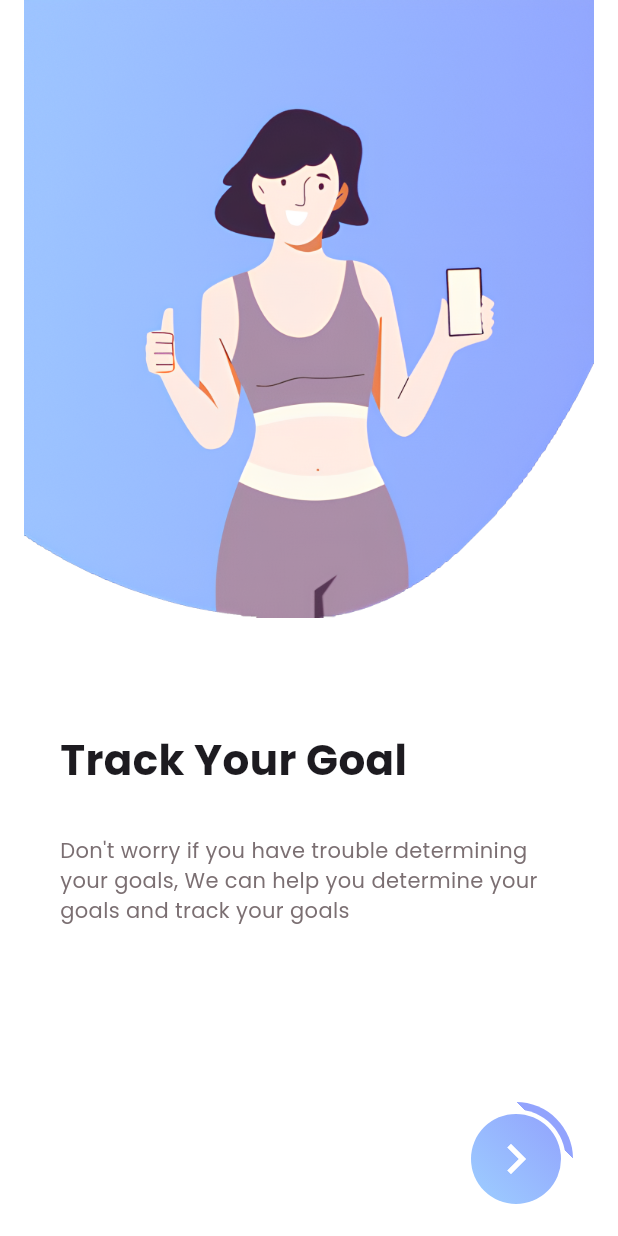
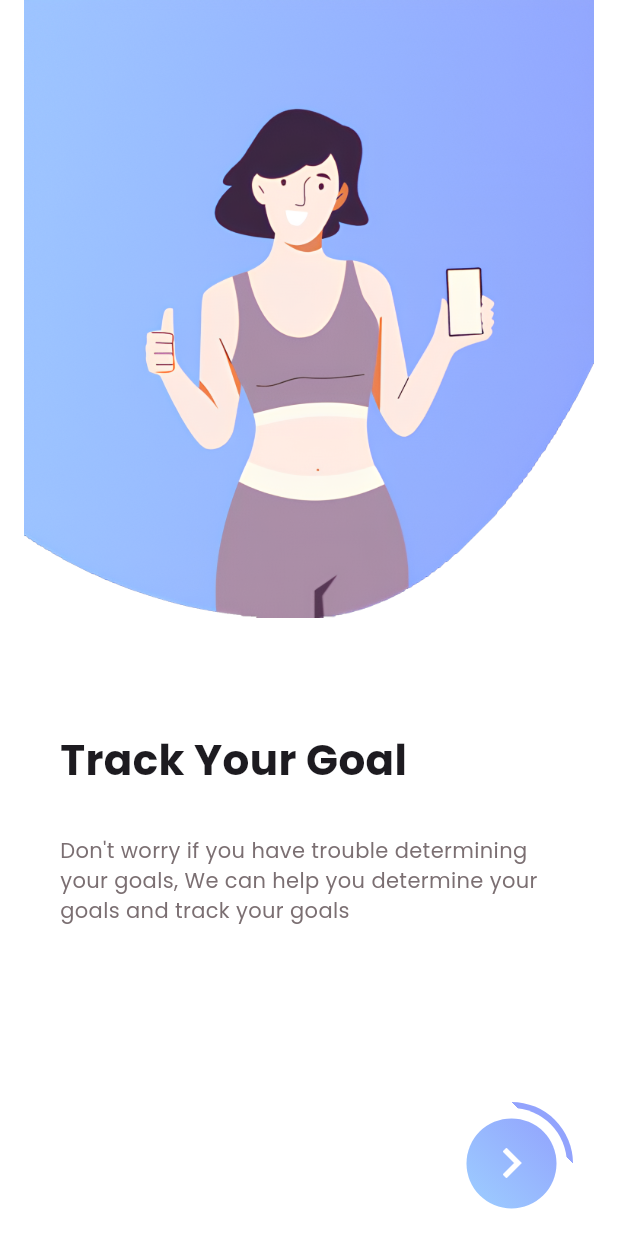
Before and after one commit to mmkocak/fitnesx_flutter, a Flutter app: the screen it shows after launch, on a phone screen of 412 x 824 dp. Run offline on Flutter 3.47's test engine with Material 3 defaults, Android fonts, the phone set to English and light mode, and no system bars.

Commit message:
custom fab hata düzeltmesi

```diff
--- a/lib/feature/screen/onboarding/onboarding_one_page.dart
+++ b/lib/feature/screen/onboarding/onboarding_one_page.dart
@@ -25,7 +25,7 @@ class _OnboardingOnePageState extends State<OnboardingOnePage> {
           ),
           SizedBox(height: MediaQuery.sizeOf(context).height / 11),
           const Padding(
-            padding:  EdgeInsets.only(left: 40, right: 40),
+            padding: EdgeInsets.only(left: 40, right: 40),
             child: Text(
               "Track Your Goal",
               style: TextStyle(
@@ -34,27 +34,37 @@ class _OnboardingOnePageState extends State<OnboardingOnePage> {
                   fontWeight: FontWeight.bold),
             ),
           ),
-          const  Padding(
-            padding:  EdgeInsets.only(left: 40, right: 40, top: 30),
+          const Padding(
+            padding: EdgeInsets.only(left: 40, right: 40, top: 30),
             child: Text(
               "Don't worry if you have trouble determining your goals, We can help you determine your goals and track your goals",
-              style: TextStyle(fontFamily: "Poppins", color: AppColors.gray_1, fontStyle: FontStyle.normal),
+              style: TextStyle(
+                  fontFamily: "Poppins",
+                  color: AppColors.gray_1,
+                  fontStyle: FontStyle.normal),
             ),
           ),
-           SizedBox(height: MediaQuery.sizeOf(context).height / 7,),
+          SizedBox(
+            height: MediaQuery.sizeOf(context).height / 7,
+          ),
           Row(
             mainAxisAlignment: MainAxisAlignment.end,
-           children: [
-            Padding(
-              padding: const EdgeInsets.only(right: 30),
-              child: CustomGradiantFab(onPressed: (){
-                Navigator.pushReplacement(context, MaterialPageRoute(builder: (context)=> const OnboardingTwoPage()));
-              }, icon: Icons.arrow_back, pageIndex: 1),
-            )
-           ],
+            children: [
+              Padding(
+                padding: const EdgeInsets.only(right: 30),
+                child: CustomGradiantFab(
+                    onPressed: () {
+                      Navigator.pushReplacement(
+                          context,
+                          MaterialPageRoute(
+                              builder: (context) => const OnboardingTwoPage()));
+                    },
+                    icon: Icons.chevron_right,
+                    pageIndex: 1),
+              )
+            ],
           )
         ],
-
       ),
     );
   }
--- a/lib/feature/utils/widgets/custom_gradiant_fab.dart
+++ b/lib/feature/utils/widgets/custom_gradiant_fab.dart
@@ -20,8 +20,8 @@ class _CustomGradiantFabState extends State<CustomGradiantFab>
   Widget build(BuildContext context) {
           return Container(
             padding: const EdgeInsets.all(4),
-            width: 76,
-            height: 76,
+            width: 82,
+            height: 82,
             decoration: BoxDecoration(
                 shape: BoxShape.circle,
                 gradient:  LinearGradient(
@@ -38,7 +38,8 @@ class _CustomGradiantFabState extends State<CustomGradiantFab>
                 ),
                 border: Border.all(
                   color: Colors.transparent,
-                  width: 1,
+                  width: 0.1,
+
                 )),
             child: Container(
               height: 66,
@@ -63,7 +64,7 @@ class _CustomGradiantFabState extends State<CustomGradiantFab>
                       ),
                       child: FloatingActionButton(
                         child: Icon(
-                          Icons.chevron_right,
+                          widget.icon,
                           color: Colors.white,
                           size: 40,
                         ),
```
